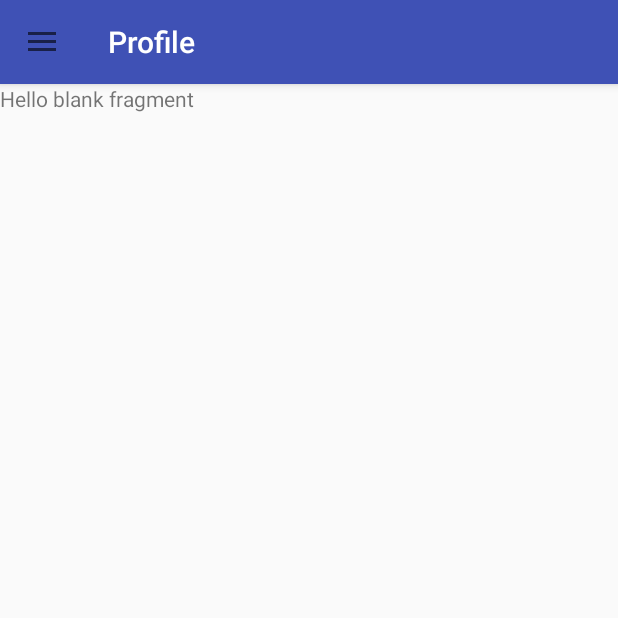
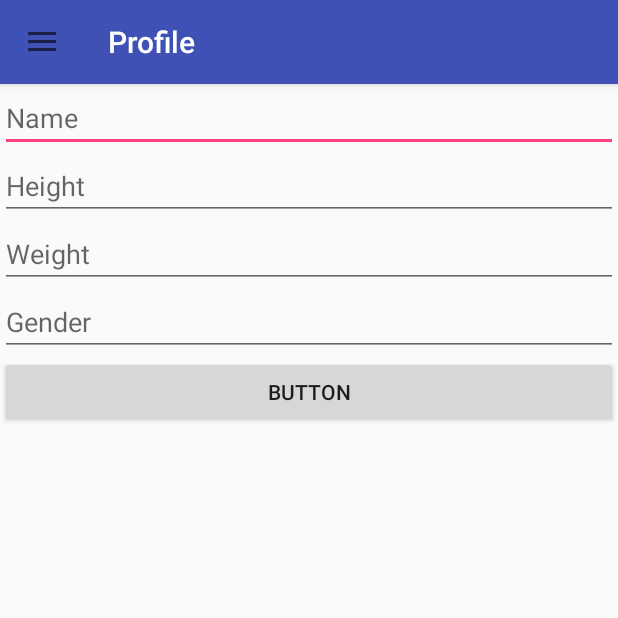
Before and after one commit to TechTeam9/NuTrack, an Android app: the Main screen opened directly, with no data from a screen before it, after a tap on "Profile", on a phone screen of 412 x 824 dp, the top half of it. Run offline under Robolectric (Android 15) with nearby library versions, the phone set to English and light mode, and no system bars; 1 other tap on this screen came first.

Commit message:
Add database helper

```diff
--- /dev/null
+++ b/app/src/main/java/edu/uw/tcss450/nutrack/DBHelper.java
@@ -0,0 +1,37 @@
+package edu.uw.tcss450.nutrack;
+
+import android.content.Context;
+import android.database.sqlite.SQLiteDatabase;
+import android.database.sqlite.SQLiteOpenHelper;
+
+/**
+ * Created by Ming on 1/19/2017.
+ */
+
+public class DBHelper extends SQLiteOpenHelper {
+
+    public static final String DATABASE_NAME = "nutrack.db";
+
+    public static final String TABLE_NAME = "personal";
+
+
+
+    public DBHelper(Context context) {
+        super(context, DATABASE_NAME, null, 1);
+    }
+
+    @Override
+    public void onCreate(SQLiteDatabase db) {
+        String createTableQuery = "CREATE TABLE " + TABLE_NAME + " (name TEXT, height REAL, weight REAL, gender TEXT)";
+        db.execSQL(createTableQuery);
+    }
+
+    @Override
+    public void onUpgrade(SQLiteDatabase db, int oldVersion, int newVersion) {
+        db.execSQL("DROP TABLE IF EXISTS " + TABLE_NAME);
+        onCreate(db);
+    }
+
+
+
+}
--- a/app/src/main/java/edu/uw/tcss450/nutrack/Main.java
+++ b/app/src/main/java/edu/uw/tcss450/nutrack/Main.java
@@ -1,6 +1,7 @@
 package edu.uw.tcss450.nutrack;
 
 import android.content.res.Configuration;
+import android.database.sqlite.SQLiteDatabase;
 import android.graphics.Color;
 import android.net.Uri;
 import android.os.Bundle;
@@ -28,6 +29,8 @@ public class Main extends AppCompatActivity implements Profile.OnFragmentInterac
 
     private ActionBarDrawerToggle myDrawerToggle;
 
+    private SQLiteDatabase myDatabase;
+
     @Override
     protected void onCreate(Bundle savedInstanceState) {
         super.onCreate(savedInstanceState);
@@ -48,6 +51,7 @@ public class Main extends AppCompatActivity implements Profile.OnFragmentInterac
 
 
         initializeDrawerContent();
+        initializeDatabase();
     }
 
     @Override
@@ -82,6 +86,9 @@ public class Main extends AppCompatActivity implements Profile.OnFragmentInterac
                 return true;
             }
         });
+    }
+
+    private void initializeDatabase() {
     }
 
     public void selectDrawerItem(MenuItem menuItem) {
--- a/app/src/main/res/layout/fragment_profile.xml
+++ b/app/src/main/res/layout/fragment_profile.xml
@@ -1,13 +1,49 @@
-<FrameLayout xmlns:android="http://schemas.android.com/apk/res/android"
+<LinearLayout
+    xmlns:android="http://schemas.android.com/apk/res/android"
     xmlns:tools="http://schemas.android.com/tools"
     android:layout_width="match_parent"
     android:layout_height="match_parent"
+    android:orientation="vertical"
     tools:context="edu.uw.tcss450.nutrack.fragment.Profile">
 
     <!-- TODO: Update blank fragment layout -->
-    <TextView
+
+    <EditText
         android:layout_width="match_parent"
-        android:layout_height="match_parent"
-        android:text="@string/hello_blank_fragment" />
+        android:layout_height="wrap_content"
+        android:inputType="textPersonName"
+        android:ems="10"
+        android:id="@+id/profile_editText_name"
+        android:hint="Name" />
 
-</FrameLayout>
+    <EditText
+        android:layout_width="match_parent"
+        android:layout_height="wrap_content"
+        android:inputType="textPersonName"
+        android:ems="10"
+        android:id="@+id/profile_editText_height"
+        android:hint="Height" />
+
+    <EditText
+        android:layout_width="match_parent"
+        android:layout_height="wrap_content"
+        android:inputType="textPersonName"
+        android:ems="10"
+        android:id="@+id/profile_editText_weight"
+        android:hint="Weight" />
+
+    <EditText
+        android:layout_width="match_parent"
+        android:layout_height="wrap_content"
+        android:inputType="textPersonName"
+        android:ems="10"
+        android:id="@+id/profile_editText_gender"
+        android:hint="Gender" />
+
+    <Button
+        android:text="Button"
+        android:layout_width="match_parent"
+        android:layout_height="wrap_content"
+        android:id="@+id/button2" />
+
+</LinearLayout>
```
Also changed, not shown: app/src/main/assets/nutrack.db (deleted).
